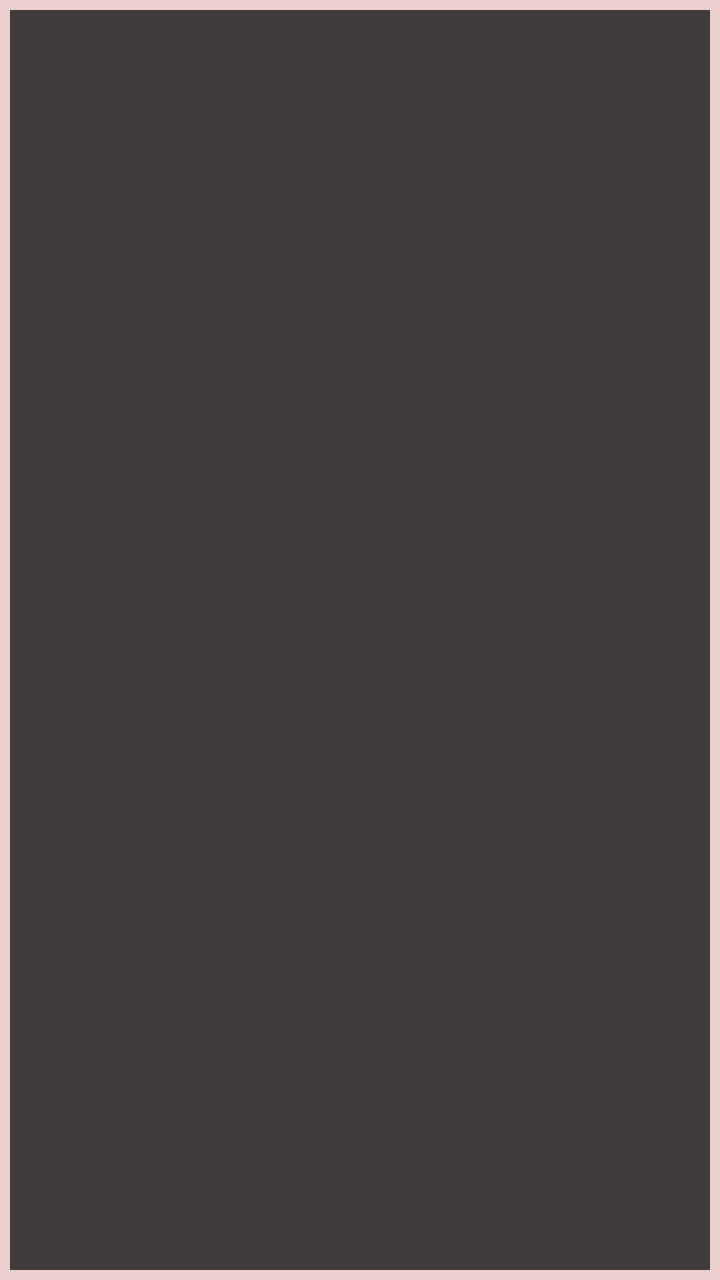
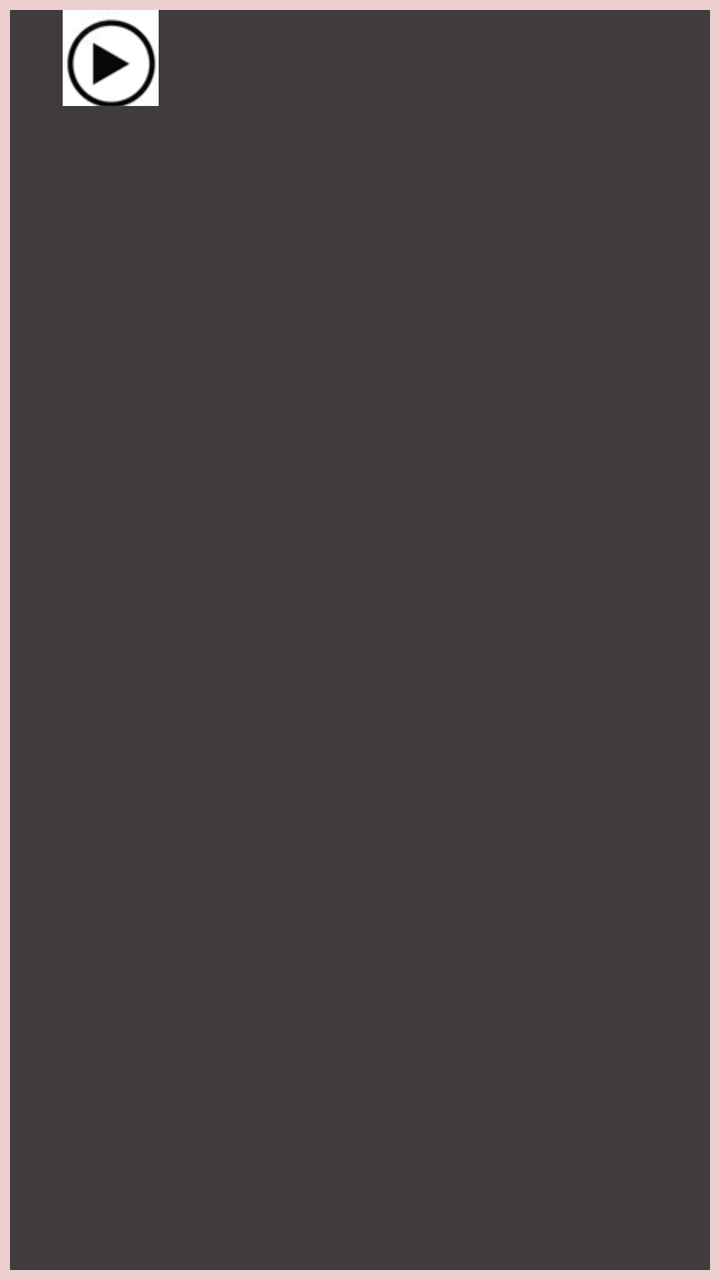

An Android layout rendered at two revisions. The XML below is the earlier revision; the diff shows what the commit changed to produce the second picture.
<!-- AndroidManifest.xml: application theme Theme.Playlist -->
<!-- res/layout/canzone.xml -->
<?xml version="1.0" encoding="utf-8"?>
<LinearLayout xmlns:android="http://schemas.android.com/apk/res/android"
    xmlns:app="http://schemas.android.com/apk/res-auto"
    xmlns:tools="http://schemas.android.com/tools"
    android:layout_width="match_parent"
    android:layout_height="wrap_content"
    android:background="#ECD0D0"
    android:clickable="true"
    android:focusable="true"
    android:orientation="vertical"
    android:padding="5dp"
    tools:context=".canzone">

    <LinearLayout
        android:layout_width="match_parent"
        android:layout_height="match_parent"
        android:background="#403C3C"
        android:orientation="horizontal">

        <TextView
            android:id="@+id/numero"
            android:layout_width="wrap_content"
            android:layout_height="wrap_content"
            android:layout_marginTop="15dp"
            android:layout_weight="0.1"
            android:textAlignment="center"
            android:textColor="#FFFFFF"
            android:textSize="16sp"
            android:textStyle="bold" />

        <LinearLayout
            android:layout_width="0dp"
            android:layout_height="wrap_content"
            android:layout_weight="1"
            android:background="#403C3C"
            android:orientation="vertical">

            <TextView
                android:id="@+id/titoloCan"
                android:layout_width="match_parent"
                android:layout_height="wrap_content"
                android:textSize="16sp"
                android:textStyle="bold" />

            <TextView
                android:id="@+id/artiCan"
                android:layout_width="match_parent"
                android:layout_height="wrap_content"
                android:layout_marginTop="5dp"
                android:textColor="#888888"
                android:textSize="16sp" />
        </LinearLayout>
    </LinearLayout>

</LinearLayout>
<!-- resources referenced by this layout -->
<resources>
  <style name="Theme.Playlist" parent="Base.Theme.Playlist" />
  <style name="Base.Theme.Playlist" parent="Theme.Material3.DayNight.NoActionBar">
          
          
      </style>
</resources>

<!-- the commit's change to res/layout/canzone.xml (unified diff, before → after) -->
@@ -28,6 +28,15 @@
             android:textSize="16sp"
             android:textStyle="bold" />
 
+        <ImageView
+            android:id="@+id/copertina"
+            android:layout_width="48dp"
+            android:layout_height="48dp"
+            android:layout_marginEnd="12dp"
+            android:scaleType="centerCrop"
+            android:src="@tools:sample/avatars"
+            app:srcCompat="@drawable/apri" />
+
         <LinearLayout
             android:layout_width="0dp"
             android:layout_height="wrap_content"
<!-- resource entries referenced after the edit -->
@@ -1,5 +1,6 @@
 <!-- resources referenced by this layout -->
 <resources>
+  <!-- drawable apri: png bitmap (drawable, 4647 bytes) -->
   <style name="Theme.Playlist" parent="Base.Theme.Playlist" />
   <style name="Base.Theme.Playlist" parent="Theme.Material3.DayNight.NoActionBar">
           
